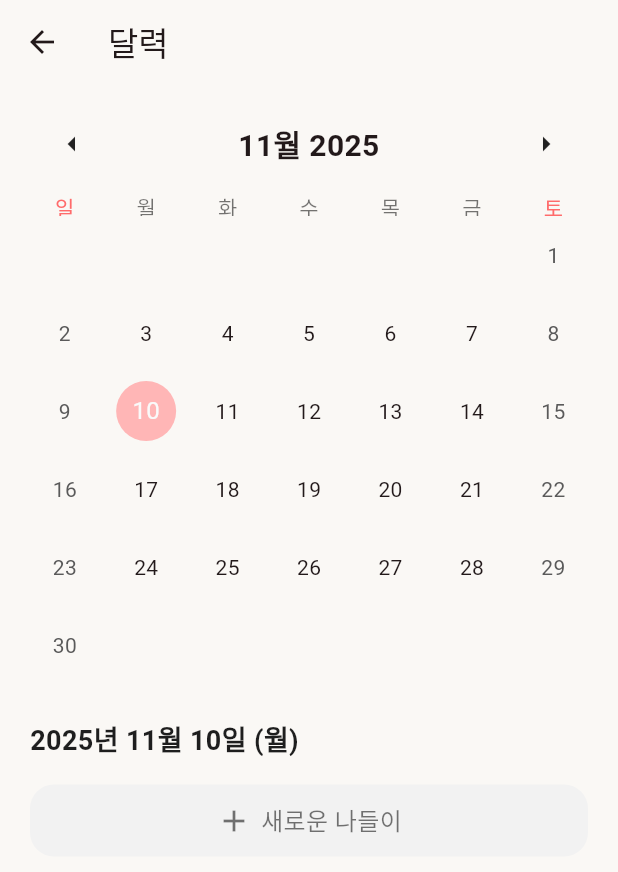
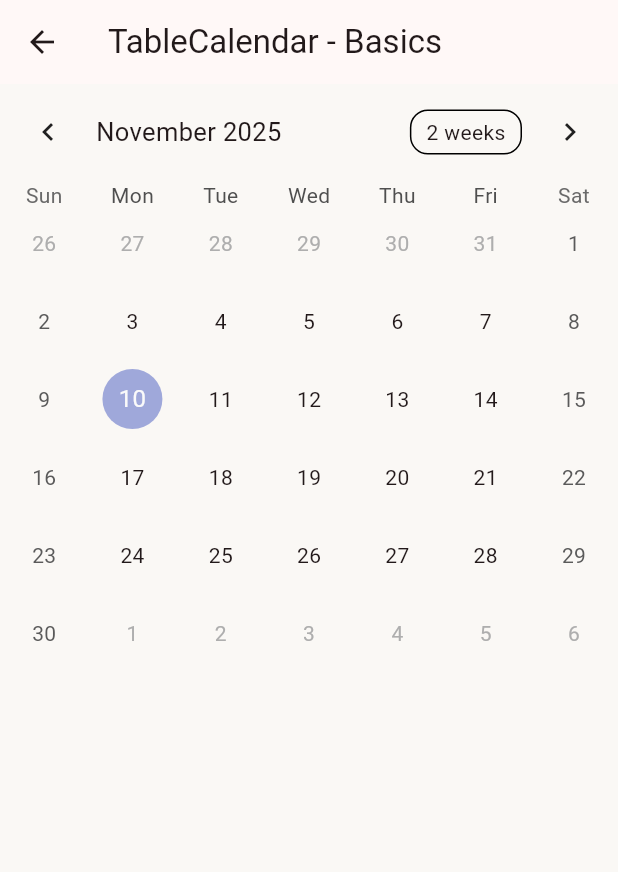
Before and after one commit to TaeHoseong/ItDa, a Flutter app: the CalendarScreen screen opened directly, on a phone screen of 412 x 824 dp. Shown: the top 872 px of the screen. Run offline on Flutter 3.47's test engine with Material 3 defaults, Android fonts, the phone set to English and light mode, and no system bars; drawn by our look-alikes of table_calendar; our stand-ins replace flutter_secure_storage, google_sign_in, hive, hive_flutter; missing offline and left inert: flutter_naver_map; accounts and stored records are empty.

Commit message:
TableCalendar Package 추가

```diff
--- a/itda_app/lib/main.dart
+++ b/itda_app/lib/main.dart
@@ -43,7 +43,7 @@ void main() async {
 
   // Box 열기 (데이터 저장소)
   await Hive.openBox('bookmarks'); // 찜한 장소
-  final schedulesBox = await Hive.openBox('schedules');
+  //final schedulesBox = await Hive.openBox('schedules');
   await Hive.openBox('user');       // 사용자 정보
 
   runApp(
@@ -55,9 +55,11 @@ void main() async {
         ChangeNotifierProvider(
           create: (_) => MapProvider(),
         ),
+        /*
         ChangeNotifierProvider(
           create: (_) => ScheduleProvider(schedulesBox),
         ),
+        */
         // 다른 Provider 있으면 여기에 추가
       ],
       child: const ItdaApp(),
--- a/itda_app/lib/providers/schedule_provider.dart
+++ b/itda_app/lib/providers/schedule_provider.dart
@@ -1,23 +1,42 @@
-import 'package:flutter/foundation.dart';
+import 'package:flutter/material.dart';
+import 'package:table_calendar/table_calendar.dart';
 
-class Schedule {
-  final DateTime date;
-  final String title;
-  final String time;
-  Schedule({required this.date, required this.title, required this.time});
-}
+/// 📅 CalendarProvider
+/// TableCalendar의 상태(선택 날짜, 포커스 날짜, 형식)를 Provider로 분리한 버전.
+/// 다른 위젯에서도 손쉽게 접근/변경 가능.
+class CalendarProvider extends ChangeNotifier {
+  CalendarFormat _calendarFormat = CalendarFormat.month;
+  DateTime _focusedDay = DateTime.now();
+  DateTime? _selectedDay;
 
-class ScheduleProvider extends ChangeNotifier {
-  final Map<DateTime, List<Schedule>> _events = {};
+  // ========== Getter ==========
+  CalendarFormat get calendarFormat => _calendarFormat;
+  DateTime get focusedDay => _focusedDay;
+  DateTime? get selectedDay => _selectedDay;
 
-  List<Schedule> getEventsForDay(DateTime day) {
-    return _events[DateTime.utc(day.year, day.month, day.day)] ?? [];
+  // ========== Setter ==========
+
+  /// 선택된 날짜를 변경
+  void selectDay(DateTime selected, DateTime focused) {
+    if (!isSameDay(_selectedDay, selected)) {
+      _selectedDay = selected;
+      _focusedDay = focused;
+      notifyListeners();
+    }
   }
 
-  void addEvent(DateTime day, String title, String time) {
-    final key = DateTime.utc(day.year, day.month, day.day);
-    _events.putIfAbsent(key, () => []);
-    _events[key]!.add(Schedule(date: key, title: title, time: time));
-    notifyListeners();
+  /// 달력 형식 변경 (month/week/2weeks)
+  void changeFormat(CalendarFormat format) {
+    if (_calendarFormat != format) {
+      _calendarFormat = format;
+      notifyListeners();
+    }
+  }
+
+  /// 페이지 변경 시 포커스 날짜 갱신
+  void updateFocusedDay(DateTime day) {
+    _focusedDay = day;
+    // setState 불필요 → notifyListeners() 호출 안 해도 무방하지만
+    // 다른 위젯에서 이 값이 필요하다면 notifyListeners() 해도 됨.
   }
 }
--- a/itda_app/lib/screens/calendar_screen.dart
+++ b/itda_app/lib/screens/calendar_screen.dart
@@ -1,212 +1,72 @@
+// Copyright 2019 Aleksander Woźniak
+// SPDX-License-Identifier: Apache-2.0
+
 import 'package:flutter/material.dart';
-import 'package:provider/provider.dart';
 import 'package:table_calendar/table_calendar.dart';
-import '../providers/schedule_provider.dart';
 
 class CalendarScreen extends StatefulWidget {
   const CalendarScreen({super.key});
 
   @override
-  State<CalendarScreen> createState() => _CalendarScreenState();
+  State<CalendarScreen> createState() => _TableBasicsExampleState();
 }
 
-class _CalendarScreenState extends State<CalendarScreen> {
+class _TableBasicsExampleState extends State<CalendarScreen> {
+  CalendarFormat _calendarFormat = CalendarFormat.month;
+  // 현재 캘린더 형식 (월/2주/주). 기본은 월.
+
   DateTime _focusedDay = DateTime.now();
+  // 현재 포커스 되어 있는 날짜 (페이지 전환 시 기준 날짜).
+
   DateTime? _selectedDay;
-
-  @override
-  void initState() {
-    super.initState();
-    _selectedDay = _focusedDay;
-  }
+  // 사용자가 선택한 날짜.
 
   @override
   Widget build(BuildContext context) {
-    final scheduleProvider = context.watch<ScheduleProvider>();
-    final selectedEvents = scheduleProvider.getEventsForDay(_selectedDay!);
+    return Scaffold(
+      appBar: AppBar(
+        title: const Text('TableCalendar - Basics'),
+      ),
+      body: TableCalendar(
+        firstDay: kFirstDay,
+        lastDay: kLastDay,
+        focusedDay: _focusedDay,
+        calendarFormat: _calendarFormat,
 
-    return Scaffold(
-      backgroundColor: const Color(0xFFFAF8F5),
-      appBar: AppBar(
-        backgroundColor: const Color(0xFFFAF8F5),
-        elevation: 0,
-        title: const Text('달력'),
-        centerTitle: false,
-      ),
-      body: Column(
-        children: [
-          const SizedBox(height: 8),
-          _buildCalendar(),
-          const SizedBox(height: 8),
-          _buildSelectedDateSection(),
-          Expanded(
-            child: Padding(
-              padding: const EdgeInsets.symmetric(horizontal: 20),
-              child: Column(
-                children: [
-                  ...selectedEvents.map((e) => _EventTile(e.title, e.time)),
-                  const SizedBox(height: 8),
-                  _AddEventButton(
-                    onTap: () {
-                      scheduleProvider.addEvent(
-                        _selectedDay!,
-                        "새로운 나들이",
-                        "3:00 PM",
-                      );
-                    },
-                  ),
-                ],
-              ),
-            ),
-          ),
-        ],
-      ),
-    );
-  }
+        // 어떤 날이 선택 상태로 보일지 결정
+        selectedDayPredicate: (day) {
+          return isSameDay(_selectedDay, day);
+        },
 
-  Widget _buildCalendar() {
-    return Padding(
-      padding: const EdgeInsets.symmetric(horizontal: 16),
-      child: TableCalendar(
-        locale: 'ko_KR',
-        firstDay: DateTime.utc(2020, 1, 1),
-        lastDay: DateTime.utc(2030, 12, 31),
-        focusedDay: _focusedDay,
-        selectedDayPredicate: (day) => isSameDay(_selectedDay, day),
-        headerVisible: true,
-        headerStyle: HeaderStyle(
-          formatButtonVisible: false,
-          titleCentered: true,
-          titleTextFormatter: (date, locale) =>
-              '${date.month}월 ${date.year}',
-          titleTextStyle: const TextStyle(
-            fontSize: 20,
-            fontWeight: FontWeight.w600,
-          ),
-          rightChevronIcon: const Icon(Icons.arrow_right),
-          leftChevronIcon: const Icon(Icons.arrow_left),
-        ),
-        daysOfWeekStyle: const DaysOfWeekStyle(
-          weekdayStyle: TextStyle(color: Colors.black54),
-          weekendStyle: TextStyle(color: Color(0xFFFF6B6B)),
-        ),
-        calendarStyle: CalendarStyle(
-          todayDecoration: BoxDecoration(
-            border: Border.all(color: Colors.black54),
-            shape: BoxShape.circle,
-          ),
-          selectedDecoration: const BoxDecoration(
-            color: Color(0xFFFFB6B6),
-            shape: BoxShape.circle,
-          ),
-          outsideDaysVisible: false,
-        ),
-        onDaySelected: (selected, focused) {
-          setState(() {
-            _selectedDay = selected;
-            _focusedDay = focused;
-          });
+        // 날짜 선택 시 호출
+        onDaySelected: (selectedDay, focusedDay) {
+          if (!isSameDay(_selectedDay, selectedDay)) {
+            setState(() {
+              _selectedDay = selectedDay;
+              _focusedDay = focusedDay;
+            });
+          }
         },
-      ),
-    );
-  }
 
-  Widget _buildSelectedDateSection() {
-    final day = _selectedDay!;
-    final weekdayName = ['월', '화', '수', '목', '금', '토', '일'][day.weekday - 1];
-    return Padding(
-      padding: const EdgeInsets.fromLTRB(20, 16, 20, 8),
-      child: Align(
-        alignment: Alignment.centerLeft,
-        child: Text(
-          '${day.year}년 ${day.month}월 ${day.day}일 ($weekdayName)',
-          style: const TextStyle(
-            fontSize: 18,
-            fontWeight: FontWeight.w600,
-            color: Color(0xFF1E1E1E),
-          ),
-        ),
+        // 포맷 변경 시 호출 (month <-> week 등)
+        onFormatChanged: (format) {
+          if (_calendarFormat != format) {
+            setState(() {
+              _calendarFormat = format;
+            });
+          }
+        },
+
+        // 페이지(월) 변경 시 호출
+        onPageChanged: (focusedDay) {
+          _focusedDay = focusedDay;
+        },
       ),
     );
   }
 }
 
-class _EventTile extends StatelessWidget {
-  final String title;
-  final String time;
-  const _EventTile(this.title, this.time);
-
-  @override
-  Widget build(BuildContext context) {
-    return Container(
-      margin: const EdgeInsets.only(bottom: 10),
-      padding: const EdgeInsets.symmetric(horizontal: 16, vertical: 12),
-      decoration: BoxDecoration(
-        color: Colors.white,
-        borderRadius: BorderRadius.circular(18),
-        boxShadow: const [
-          BoxShadow(
-            color: Color(0x14000000),
-            blurRadius: 8,
-            offset: Offset(0, 2),
-          ),
-        ],
-      ),
-      child: Row(
-        children: [
-          Text(
-            time,
-            style: const TextStyle(
-              fontSize: 15,
-              color: Colors.grey,
-            ),
-          ),
-          const SizedBox(width: 16),
-          Expanded(
-            child: Text(
-              title,
-              style: const TextStyle(
-                fontSize: 16,
-                fontWeight: FontWeight.w500,
-              ),
-            ),
-          ),
-          const Icon(Icons.send_rounded, size: 20, color: Colors.black87),
-        ],
-      ),
-    );
-  }
-}
-
-class _AddEventButton extends StatelessWidget {
-  final VoidCallback onTap;
-  const _AddEventButton({required this.onTap});
-
-  @override
-  Widget build(BuildContext context) {
-    return GestureDetector(
-      onTap: onTap,
-      child: Container(
-        height: 48,
-        decoration: BoxDecoration(
-          color: const Color(0xFFF2F2F2),
-          borderRadius: BorderRadius.circular(16),
-        ),
-        child: const Row(
-          mainAxisAlignment: MainAxisAlignment.center,
-          children: [
-            Icon(Icons.add, color: Colors.black54),
-            SizedBox(width: 6),
-            Text(
-              '새로운 나들이',
-              style: TextStyle(
-                fontSize: 16,
-                color: Colors.black54,
-              ),
-            ),
-          ],
-        ),
-      ),
-    );
-  }
-}
+/// ✅ TableCalendar에서 사용할 날짜 범위 정의
+/// 공식 예제처럼 전역 상수로 두면 된다.
+final DateTime kFirstDay = DateTime.utc(2010, 1, 1);
+final DateTime kLastDay = DateTime.utc(2030, 12, 31);
--- a/itda_app/pubspec.yaml
+++ b/itda_app/pubspec.yaml
@@ -40,7 +40,7 @@ dependencies:
   http: ^1.2.2
   flutter_secure_storage: ^9.2.2
   flutter_naver_map: ^1.4.1+1
-  table_calendar: ^3.0.9
+  table_calendar: ^3.2.0
   intl: ^0.20.2
 
 dev_dependencies:
```
